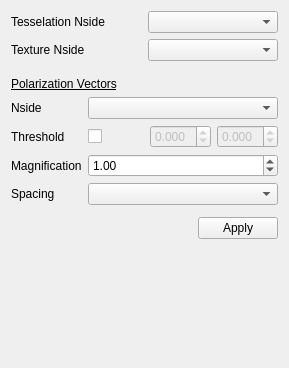
Above: Skyviewer/mapoptions.ui from ATNoG/HealpixViewer before the change. Below: the same form after it.
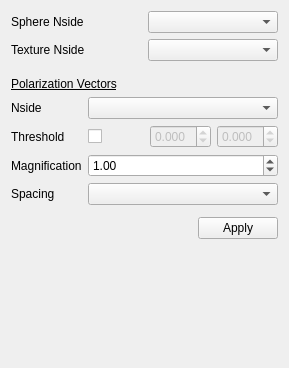
That is the form after the change.

```diff
--- a/Skyviewer/mapoptions.ui
+++ b/Skyviewer/mapoptions.ui
@@ -42,7 +42,7 @@
      <item row="0" column="0">
       <widget class="QLabel" name="label_2">
        <property name="text">
-        <string>Tesselation Nside</string>
+        <string>Sphere Nside</string>
        </property>
       </widget>
      </item>
```
